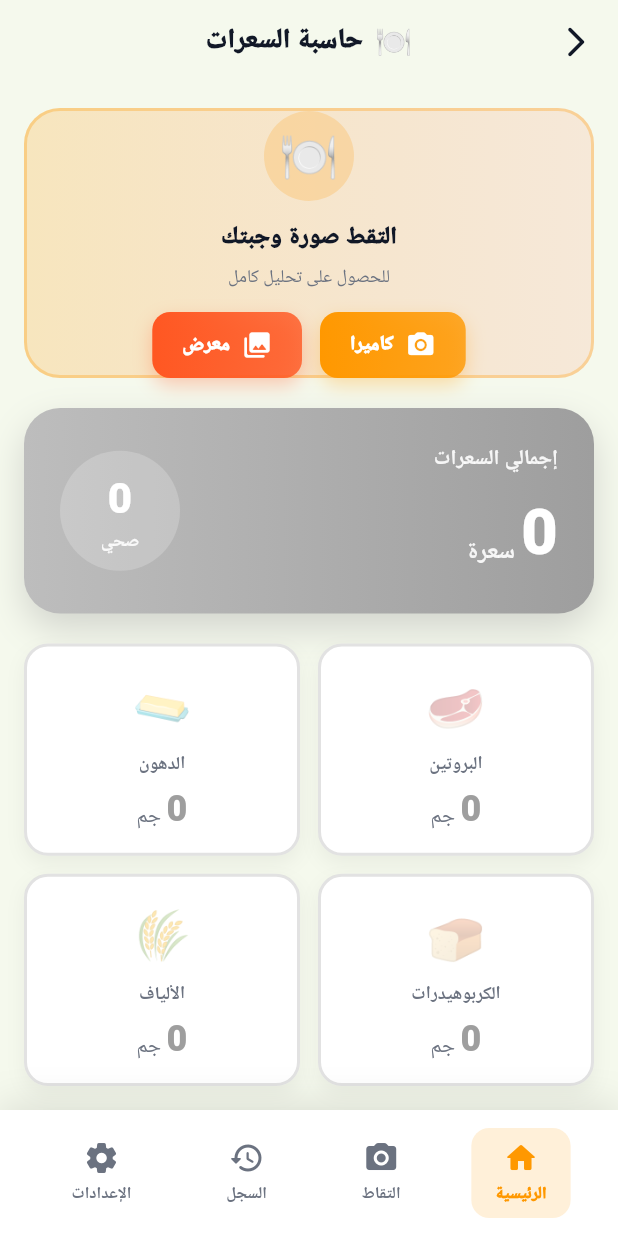
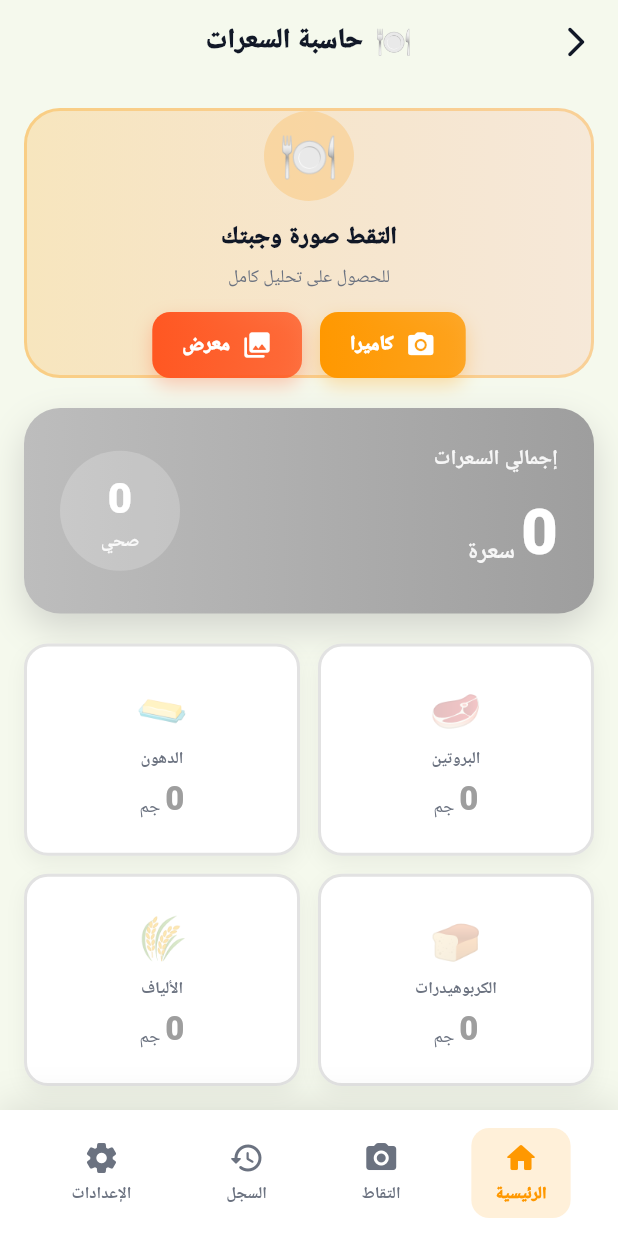
Before and after one commit to kkkrraamm/aldlma, a Flutter app: the AICalorieCalculatorPage screen opened directly, on a phone screen of 412 x 824 dp. Run offline on Flutter 3.47's test engine with Material 3 defaults, Android fonts, the phone set to English and light mode, and no system bars; our stand-ins replace cached_network_image, device_info_plus, firebase_core, firebase_messaging, fl_chart, flutter_local_notifications and 6 more; accounts and stored records are empty; network calls fail; Roboto replaces fonts that are missing (Cairo).

Commit message:
fix: Resolve overflow in nutrient cards (7.3px)
🔧 Overflow Fix:

Problem:
- A RenderFlex overflowed by 7.3 pixels on the bottom
- Nutrient cards (protein, fats, carbs, fiber) too tall
- Content doesn't fit in available space (h=101.7)

Solution:
✅ Reduced emoji size: 32 → 28
✅ Reduced spacing: 8px → 6px, 4px → 3px
✅ Reduced font sizes:
   - Name: 12 → 11
   - Value: 24 → 22
   - Unit: 14 → 12
✅ Added mainAxisSize: MainAxisSize.min
✅ Optimized vertical spacing

Changes:
- Emoji: TextStyle(fontSize: 28) ← was 32
- SizedBox(height: 6) ← was 8
- Name fontSize: 11 ← was 12
- SizedBox(height: 3) ← was 4
- Value fontSize: 22 ← was 24
- Unit fontSize: 12 ← was 14
- mainAxisSize: MainAxisSize.min (new)

Result:
✅ No overflow errors
✅ Content fits perfectly
✅ Still looks great
✅ Maintains visual hierarchy
✅ Animations still work

```diff
--- a/lib/ai_calorie_calculator.dart
+++ b/lib/ai_calorie_calculator.dart
@@ -585,24 +585,25 @@ class _AICalorieCalculatorPageState extends State<AICalorieCalculatorPage> with
               ),
               child: Column(
                 mainAxisAlignment: MainAxisAlignment.center,
+                mainAxisSize: MainAxisSize.min,
                 children: [
                   Opacity(
                     opacity: isZero ? 0.3 : 1.0,
                     child: Text(
                       nutrient['emoji'] as String,
-                      style: const TextStyle(fontSize: 32),
+                      style: const TextStyle(fontSize: 28),
                     ),
                   ),
-                  const SizedBox(height: 8),
+                  const SizedBox(height: 6),
                   Text(
                     nutrient['name'] as String,
                     style: GoogleFonts.cairo(
                       color: theme.textSecondaryColor,
-                      fontSize: 12,
+                      fontSize: 11,
                       fontWeight: FontWeight.w700,
                     ),
                   ),
-                  const SizedBox(height: 4),
+                  const SizedBox(height: 3),
                   Row(
                     mainAxisAlignment: MainAxisAlignment.center,
                     crossAxisAlignment: CrossAxisAlignment.end,
@@ -611,7 +612,7 @@ class _AICalorieCalculatorPageState extends State<AICalorieCalculatorPage> with
                         '$animatedValue',
                         style: GoogleFonts.cairo(
                           color: isZero ? Colors.grey : (nutrient['color'] as Color),
-                          fontSize: 24,
+                          fontSize: 22,
                           fontWeight: FontWeight.w900,
                         ),
                       ),
@@ -619,7 +620,7 @@ class _AICalorieCalculatorPageState extends State<AICalorieCalculatorPage> with
                         ' ${nutrient['unit']}',
                         style: GoogleFonts.cairo(
                           color: theme.textSecondaryColor,
-                          fontSize: 14,
+                          fontSize: 12,
                         ),
                       ),
                     ],
```
